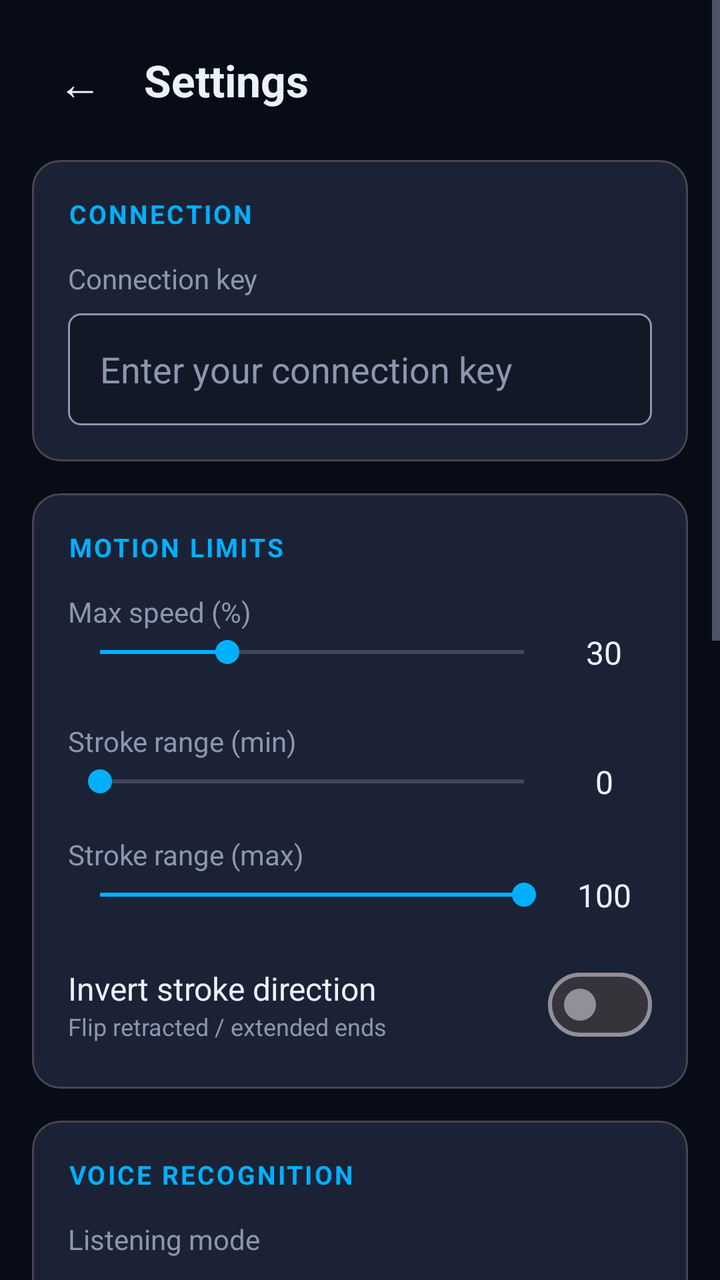
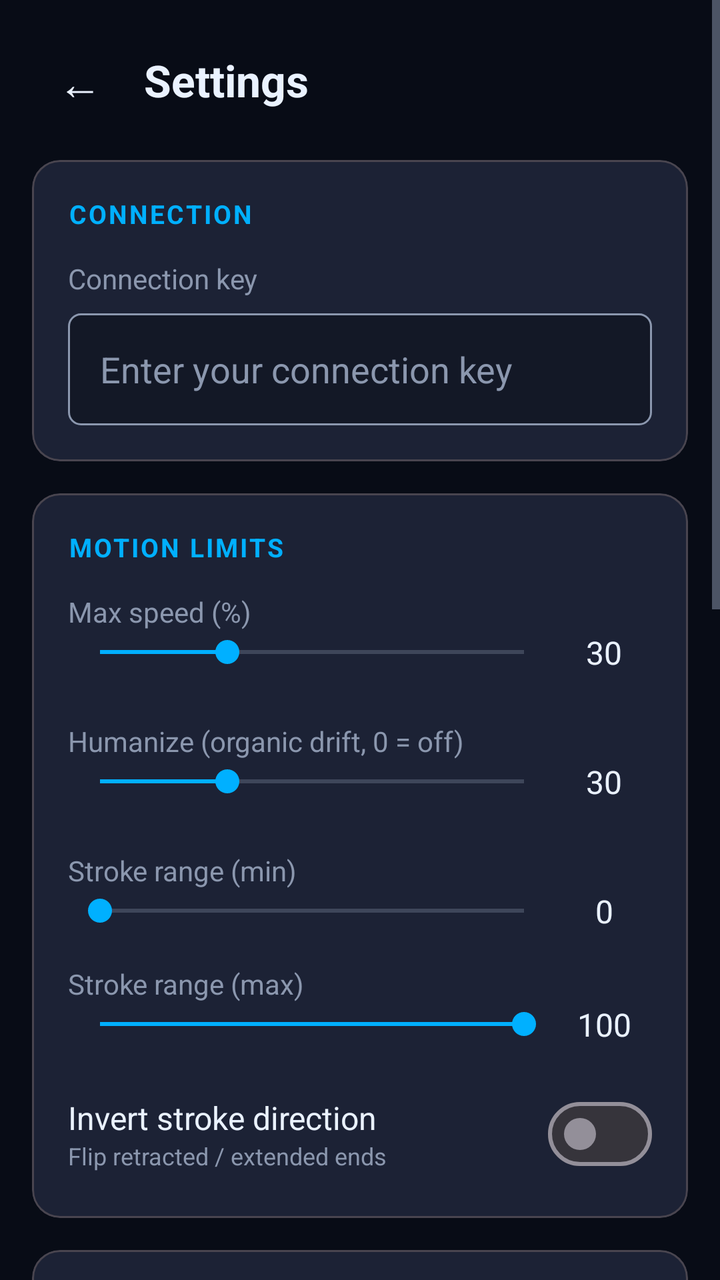

The first picture is an Android layout as it rendered before a commit; the second is the same layout after the commit. The layout source and the unified diff follow.
<!-- AndroidManifest.xml: application theme Theme.HandyVoiceV2 -->
<!-- res/layout/activity_settings.xml -->
<?xml version="1.0" encoding="utf-8"?>
<ScrollView
    xmlns:android="http://schemas.android.com/apk/res/android"
    xmlns:app="http://schemas.android.com/apk/res-auto"
    android:layout_width="match_parent"
    android:layout_height="match_parent"
    android:background="@color/background_dark"
    android:fillViewport="true">

    <LinearLayout
        android:layout_width="match_parent"
        android:layout_height="wrap_content"
        android:orientation="vertical"
        android:padding="16dp">

        
        <LinearLayout
            android:layout_width="match_parent"
            android:layout_height="wrap_content"
            android:layout_marginBottom="16dp"
            android:gravity="center_vertical"
            android:orientation="horizontal">

            <com.google.android.material.button.MaterialButton
                android:id="@+id/homeButton"
                style="@style/Widget.Material3.Button.TextButton"
                android:layout_width="48dp"
                android:layout_height="48dp"
                android:layout_marginEnd="8dp"
                android:contentDescription="Home"
                android:text="←"
                android:textColor="@color/text_primary"
                android:textSize="22sp" />

            <TextView
                android:layout_width="0dp"
                android:layout_height="wrap_content"
                android:layout_weight="1"
                android:text="@string/settings_title"
                android:textColor="@color/text_primary"
                android:textSize="22sp"
                android:textStyle="bold" />
        </LinearLayout>

        
        <com.google.android.material.card.MaterialCardView
            android:layout_width="match_parent"
            android:layout_height="wrap_content"
            android:layout_marginBottom="16dp"
            app:cardBackgroundColor="@color/card_dark"
            app:cardCornerRadius="14dp"
            app:cardElevation="0dp">

            <LinearLayout
                android:layout_width="match_parent"
                android:layout_height="wrap_content"
                android:orientation="vertical"
                android:padding="18dp">

                <TextView
                    style="@style/SettingsSectionHeader"
                    android:text="Connection" />

                <TextView
                    android:layout_width="wrap_content"
                    android:layout_height="wrap_content"
                    android:text="Connection key"
                    android:textColor="@color/text_secondary"
                    android:textSize="14sp" />

                <EditText
                    android:id="@+id/connectionKeyInput"
                    android:layout_width="match_parent"
                    android:layout_height="56dp"
                    android:layout_marginTop="8dp"
                    android:autofillHints="off"
                    android:background="@drawable/input_bg"
                    android:hint="Enter your connection key"
                    android:inputType="text"
                    android:paddingHorizontal="16dp"
                    android:textColor="@color/text_primary"
                    android:textColorHint="@color/text_secondary"
                    android:textSize="18sp" />
            </LinearLayout>
        </com.google.android.material.card.MaterialCardView>

        
        <com.google.android.material.card.MaterialCardView
            android:layout_width="match_parent"
            android:layout_height="wrap_content"
            android:layout_marginBottom="16dp"
            app:cardBackgroundColor="@color/card_dark"
            app:cardCornerRadius="14dp"
            app:cardElevation="0dp">

            <LinearLayout
                android:layout_width="match_parent"
                android:layout_height="wrap_content"
                android:orientation="vertical"
                android:padding="18dp">

                <TextView
                    style="@style/SettingsSectionHeader"
                    android:text="Motion limits" />

                <TextView
                    android:layout_width="wrap_content"
                    android:layout_height="wrap_content"
                    android:text="Max speed (%)"
                    android:textColor="@color/text_secondary"
                    android:textSize="14sp" />

                <LinearLayout
                    android:layout_width="match_parent"
                    android:layout_height="wrap_content"
                    android:gravity="center_vertical"
                    android:orientation="horizontal">

                    <SeekBar
                        android:id="@+id/globalMaxSlider"
                        android:layout_width="0dp"
                        android:layout_height="wrap_content"
                        android:layout_weight="1"
                        android:max="100"
                        android:progress="30"
                        android:progressTint="@color/accent_primary"
                        android:thumbTint="@color/accent_primary" />

                    <TextView
                        android:id="@+id/globalMaxValue"
                        android:layout_width="48dp"
                        android:layout_height="wrap_content"
                        android:gravity="center"
                        android:text="30"
                        android:textColor="@color/text_primary"
                        android:textSize="16sp" />
                </LinearLayout>

                <TextView
                    android:layout_width="wrap_content"
                    android:layout_height="wrap_content"
                    android:layout_marginTop="24dp"
                    android:text="Stroke range (min)"
                    android:textColor="@color/text_secondary"
                    android:textSize="14sp" />

                <LinearLayout
                    android:layout_width="match_parent"
                    android:layout_height="wrap_content"
                    android:gravity="center_vertical"
                    android:orientation="horizontal">

                    <SeekBar
                        android:id="@+id/globalMinStrokeSlider"
                        android:layout_width="0dp"
                        android:layout_height="wrap_content"
                        android:layout_weight="1"
                        android:max="100"
                        android:progress="0"
                        android:progressTint="@color/accent_primary"
                        android:thumbTint="@color/accent_primary" />

                    <TextView
                        android:id="@+id/globalMinStrokeValue"
                        android:layout_width="48dp"
                        android:layout_height="wrap_content"
                        android:gravity="center"
                        android:text="0"
                        android:textColor="@color/text_primary"
                        android:textSize="16sp" />
                </LinearLayout>

                <TextView
                    android:layout_width="wrap_content"
                    android:layout_height="wrap_content"
                    android:layout_marginTop="16dp"
                    android:text="Stroke range (max)"
                    android:textColor="@color/text_secondary"
                    android:textSize="14sp" />

                <LinearLayout
                    android:layout_width="match_parent"
                    android:layout_height="wrap_content"
                    android:gravity="center_vertical"
                    android:orientation="horizontal">

                    <SeekBar
                        android:id="@+id/globalMaxStrokeSlider"
                        android:layout_width="0dp"
                        android:layout_height="wrap_content"
                        android:layout_weight="1"
                        android:max="100"
                        android:progress="100"
                        android:progressTint="@color/accent_primary"
                        android:thumbTint="@color/accent_primary" />

                    <TextView
                        android:id="@+id/globalMaxStrokeValue"
                        android:layout_width="48dp"
                        android:layout_height="wrap_content"
                        android:gravity="center"
                        android:text="100"
                        android:textColor="@color/text_primary"
                        android:textSize="16sp" />
                </LinearLayout>

                <LinearLayout
                    android:layout_width="match_parent"
                    android:layout_height="wrap_content"
                    android:layout_marginTop="20dp"
                    android:gravity="center_vertical"
                    android:orientation="horizontal">

                    <LinearLayout
                        android:layout_width="0dp"
                        android:layout_height="wrap_content"
                        android:layout_weight="1"
                        android:orientation="vertical">

                        <TextView
                            android:layout_width="wrap_content"
                            android:layout_height="wrap_content"
                            android:text="Invert stroke direction"
                            android:textColor="@color/text_primary"
                            android:textSize="16sp" />

                        <TextView
                            android:layout_width="wrap_content"
                            android:layout_height="wrap_content"
                            android:text="Flip retracted / extended ends"
                            android:textColor="@color/text_secondary"
                            android:textSize="12sp" />
                    </LinearLayout>

                    <com.google.android.material.materialswitch.MaterialSwitch
                        android:id="@+id/invertSwitch"
                        android:layout_width="wrap_content"
                        android:layout_height="wrap_content" />
                </LinearLayout>
            </LinearLayout>
        </com.google.android.material.card.MaterialCardView>

        
        <com.google.android.material.card.MaterialCardView
            android:layout_width="match_parent"
            android:layout_height="wrap_content"
            android:layout_marginBottom="16dp"
            app:cardBackgroundColor="@color/card_dark"
            app:cardCornerRadius="14dp"
            app:cardElevation="0dp">

            <LinearLayout
                android:layout_width="match_parent"
                android:layout_height="wrap_content"
                android:orientation="vertical"
                android:padding="18dp">

                <TextView
                    style="@style/SettingsSectionHeader"
                    android:text="Voice recognition" />

                <TextView
                    android:layout_width="wrap_content"
                    android:layout_height="wrap_content"
                    android:text="Listening mode"
                    android:textColor="@color/text_secondary"
                    android:textSize="14sp" />

                <RadioGroup
                    android:id="@+id/modeGroup"
                    android:layout_width="match_parent"
                    android:layout_height="wrap_content"
                    android:layout_marginTop="8dp"
                    android:orientation="vertical">

                    <RadioButton
                        android:id="@+id/modeButton"
                        android:layout_width="match_parent"
                        android:layout_height="wrap_content"
                        android:buttonTint="@color/primary"
                        android:text="Tap mic to listen (recommended)"
                        android:textColor="@color/text_primary" />

                    <RadioButton
                        android:id="@+id/modeAlwaysOn"
                        android:layout_width="match_parent"
                        android:layout_height="wrap_content"
                        android:buttonTint="@color/primary"
                        android:text="Always listening (uses VAD)"
                        android:textColor="@color/text_primary" />
                </RadioGroup>

                <TextView
                    android:layout_width="wrap_content"
                    android:layout_height="wrap_content"
                    android:layout_marginTop="24dp"
                    android:text="Match threshold (lower = stricter)"
                    android:textColor="@color/text_secondary"
                    android:textSize="14sp" />

                <LinearLayout
                    android:layout_width="match_parent"
                    android:layout_height="wrap_content"
                    android:gravity="center_vertical"
                    android:orientation="horizontal">

                    <SeekBar
                        android:id="@+id/thresholdSlider"
                        android:layout_width="0dp"
                        android:layout_height="wrap_content"
                        android:layout_weight="1"
                        android:max="80"
                        android:progress="30"
                        android:progressTint="@color/accent_secondary"
                        android:thumbTint="@color/accent_secondary" />

                    <TextView
                        android:id="@+id/thresholdValue"
                        android:layout_width="48dp"
                        android:layout_height="wrap_content"
                        android:gravity="center"
                        android:text="30"
                        android:textColor="@color/text_primary"
                        android:textSize="16sp" />
                </LinearLayout>

                <TextView
                    android:layout_width="wrap_content"
                    android:layout_height="wrap_content"
                    android:layout_marginTop="24dp"
                    android:text="Idle auto-stop (minutes)"
                    android:textColor="@color/text_secondary"
                    android:textSize="14sp" />

                <TextView
                    android:layout_width="match_parent"
                    android:layout_height="wrap_content"
                    android:text="Stops the device and listening after this long with no voice command or touch. The screen stays on while the app is open; tap the mic to resume."
                    android:textColor="@color/text_secondary"
                    android:textSize="12sp" />

                <LinearLayout
                    android:layout_width="match_parent"
                    android:layout_height="wrap_content"
                    android:gravity="center_vertical"
                    android:orientation="horizontal">

                    <SeekBar
                        android:id="@+id/idleTimeoutSlider"
                        android:layout_width="0dp"
                        android:layout_height="wrap_content"
                        android:layout_weight="1"
                        android:max="30"
                        android:min="1"
                        android:progress="10"
                        android:progressTint="@color/accent_secondary"
                        android:thumbTint="@color/accent_secondary" />

                    <TextView
                        android:id="@+id/idleTimeoutValue"
                        android:layout_width="48dp"
                        android:layout_height="wrap_content"
                        android:gravity="center"
                        android:text="10"
                        android:textColor="@color/text_primary"
                        android:textSize="16sp" />
                </LinearLayout>

                <com.google.android.material.button.MaterialButton
                    android:id="@+id/retrainButton"
                    style="@style/Widget.Material3.Button.OutlinedButton"
                    android:layout_width="match_parent"
                    android:layout_height="56dp"
                    android:layout_marginTop="24dp"
                    android:text="Re-record voice samples"
                    android:textColor="@color/accent_secondary"
                    android:textSize="16sp"
                    app:strokeColor="@color/accent_secondary" />

                <com.google.android.material.button.MaterialButton
                    android:id="@+id/clearRecordingsButton"
                    style="@style/Widget.Material3.Button.OutlinedButton"
                    android:layout_width="match_parent"
                    android:layout_height="56dp"
                    android:layout_marginTop="12dp"
                    android:text="Clear all recordings"
                    android:textColor="@color/emergency_red"
                    android:textSize="16sp"
                    app:strokeColor="@color/emergency_red" />
            </LinearLayout>
        </com.google.android.material.card.MaterialCardView>

        
        <com.google.android.material.card.MaterialCardView
            android:layout_width="match_parent"
            android:layout_height="wrap_content"
            android:layout_marginBottom="16dp"
            app:cardBackgroundColor="@color/card_dark"
            app:cardCornerRadius="14dp"
            app:cardElevation="0dp">

            <LinearLayout
                android:layout_width="match_parent"
                android:layout_height="wrap_content"
                android:orientation="vertical"
                android:padding="18dp">

                <TextView
                    style="@style/SettingsSectionHeader"
                    android:text="About" />

                <TextView
                    android:id="@+id/versionText"
                    android:layout_width="wrap_content"
                    android:layout_height="wrap_content"
                    android:text="Version"
                    android:textColor="@color/text_secondary"
                    android:textSize="14sp" />

                <com.google.android.material.button.MaterialButton
                    android:id="@+id/checkUpdatesButton"
                    style="@style/Widget.Material3.Button.OutlinedButton"
                    android:layout_width="match_parent"
                    android:layout_height="56dp"
                    android:layout_marginTop="16dp"
                    android:text="Check for updates"
                    android:textColor="@color/accent_primary"
                    android:textSize="16sp"
                    app:strokeColor="@color/accent_primary" />
            </LinearLayout>
        </com.google.android.material.card.MaterialCardView>
    </LinearLayout>
</ScrollView>
<!-- resources referenced by this layout -->
<resources>
  <color name="accent_primary">#00B0FF</color>
  <color name="accent_secondary">#5C8DFF</color>
  <color name="background_dark">#080C16</color>
  <color name="card_dark">#1C2235</color>
  <color name="emergency_red">#C75450</color>
  <color name="primary">#00B0FF</color>
  <color name="text_primary">#EAF2FF</color>
  <color name="text_secondary">#8B97AE</color>
  <!-- drawable input_bg (drawable) -->
  <?xml version="1.0" encoding="utf-8"?>
  <shape xmlns:android="http://schemas.android.com/apk/res/android"
      android:shape="rectangle">
      <solid android:color="@color/surface_dark" />
      <stroke android:width="1dp" android:color="@color/text_secondary" />
      <corners android:radius="6dp" />
  </shape>
  <string name="settings_title">Settings</string>
  <style name="SettingsSectionHeader">
          <item name="android:layout_width">wrap_content</item>
          <item name="android:layout_height">wrap_content</item>
          <item name="android:layout_marginBottom">14dp</item>
          <item name="android:textAllCaps">true</item>
          <item name="android:textColor">@color/accent_primary</item>
          <item name="android:textSize">13sp</item>
          <item name="android:textStyle">bold</item>
          <item name="android:letterSpacing">0.08</item>
      </style>
  <style name="Theme.HandyVoiceV2" parent="Theme.Material3.Dark.NoActionBar">
          <item name="colorPrimary">@color/primary</item>
          <item name="colorPrimaryDark">@color/primary_dark</item>
          <item name="colorOnPrimary">@color/on_primary</item>
          <item name="colorSecondary">@color/accent_secondary</item>
          <item name="colorOnSecondary">@color/text_primary</item>
          <item name="android:colorBackground">@color/background_dark</item>
          <item name="colorSurface">@color/surface_dark</item>
          <item name="colorOnSurface">@color/text_primary</item>
          <item name="android:textColorPrimary">@color/text_primary</item>
          <item name="android:textColorSecondary">@color/text_secondary</item>
          <item name="android:textSize">18sp</item>
      </style>
  <color name="surface_dark">#131826</color>
  <color name="primary_dark">#0086C7</color>
  <color name="on_primary">#001830</color>
</resources>

<!-- the commit's change to res/layout/activity_settings.xml (unified diff, before → after) -->
@@ -140,6 +140,40 @@
                     android:layout_width="wrap_content"
                     android:layout_height="wrap_content"
                     android:layout_marginTop="24dp"
+                    android:text="Humanize (organic drift, 0 = off)"
+                    android:textColor="@color/text_secondary"
+                    android:textSize="14sp" />
+
+                <LinearLayout
+                    android:layout_width="match_parent"
+                    android:layout_height="wrap_content"
+                    android:gravity="center_vertical"
+                    android:orientation="horizontal">
+
+                    <SeekBar
+                        android:id="@+id/humanizeSlider"
+                        android:layout_width="0dp"
+                        android:layout_height="wrap_content"
+                        android:layout_weight="1"
+                        android:max="100"
+                        android:progress="30"
+                        android:progressTint="@color/accent_primary"
+                        android:thumbTint="@color/accent_primary" />
+
+                    <TextView
+                        android:id="@+id/humanizeValue"
+                        android:layout_width="48dp"
+                        android:layout_height="wrap_content"
+                        android:gravity="center"
+                        android:text="30"
+                        android:textColor="@color/text_primary"
+                        android:textSize="16sp" />
+                </LinearLayout>
+
+                <TextView
+                    android:layout_width="wrap_content"
+                    android:layout_height="wrap_content"
+                    android:layout_marginTop="24dp"
                     android:text="Stroke range (min)"
                     android:textColor="@color/text_secondary"
                     android:textSize="14sp" />
